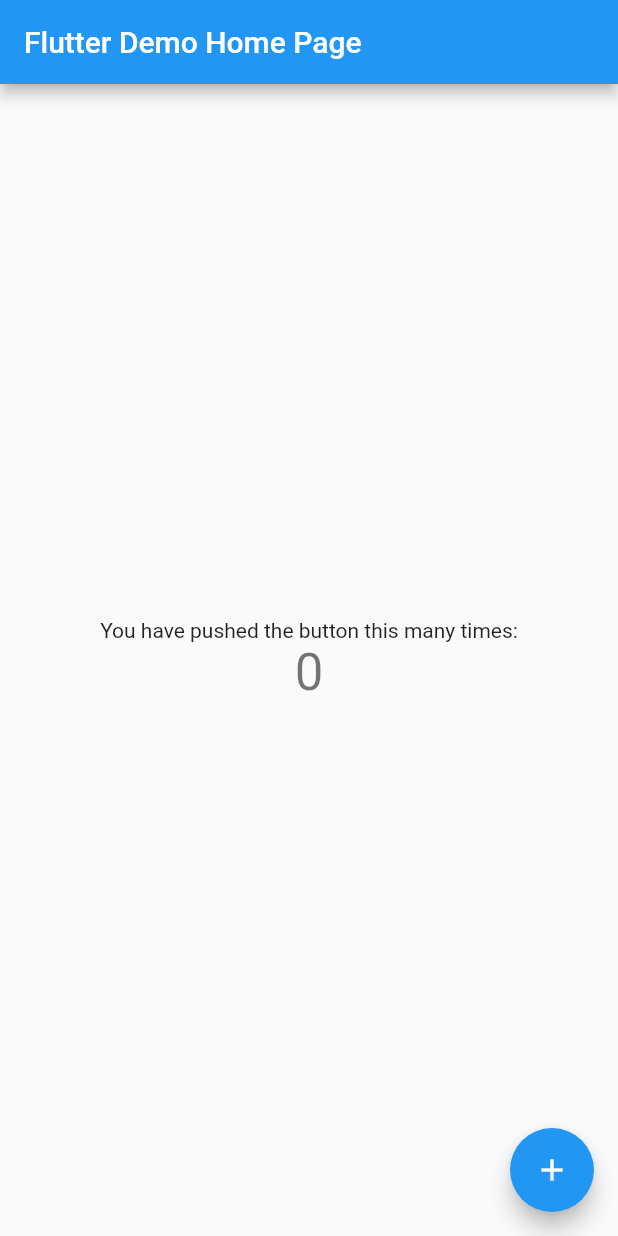
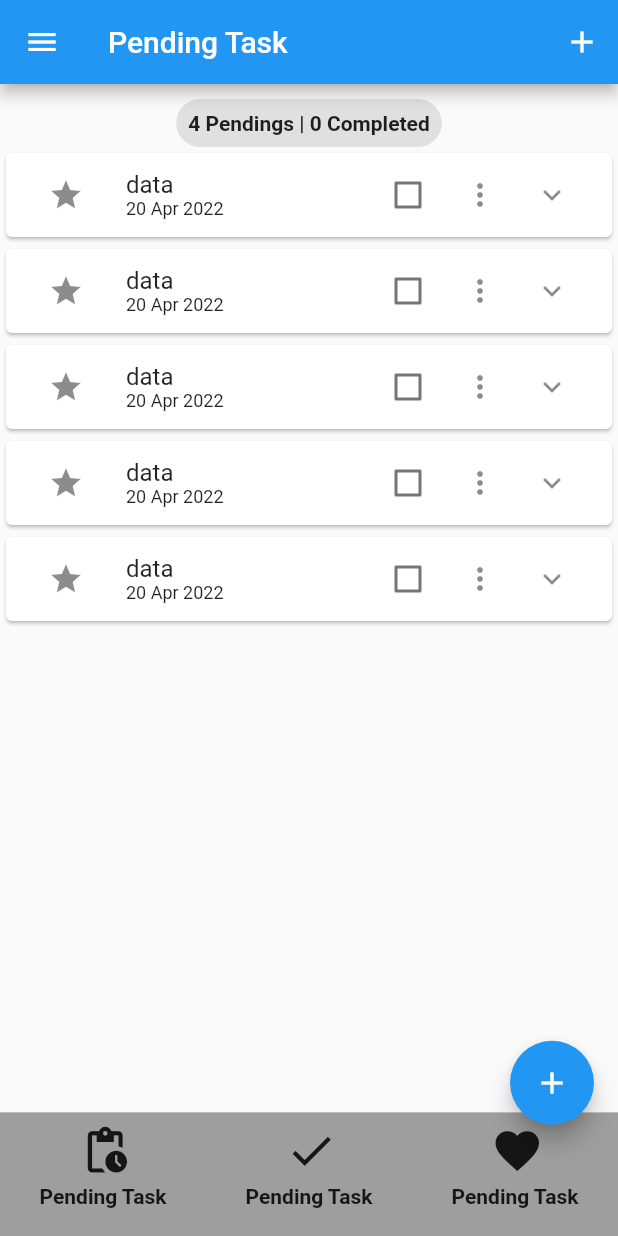
Before and after one commit to jilanfawwaz/todoap_bloc, a Flutter app: the screen it shows after launch, on a phone screen of 412 x 824 dp. Run offline on Flutter 3.47's test engine with Material 2 defaults, Android fonts, the phone set to English and light mode, and no system bars.

Commit message:
setting file dan add Home pages serta Pending pages

```diff
--- a/lib/main.dart
+++ b/lib/main.dart
@@ -1,4 +1,5 @@
 import 'package:flutter/material.dart';
+import 'package:todoapp_bloc/pages/homepages.dart';
 
 void main() {
   runApp(const MyApp());
@@ -7,109 +8,11 @@
 class MyApp extends StatelessWidget {
   const MyApp({super.key});
 
-  // This widget is the root of your application.
   @override
   Widget build(BuildContext context) {
     return MaterialApp(
-      title: 'Flutter Demo',
-      theme: ThemeData(
-        // This is the theme of your application.
-        //
-        // Try running your application with "flutter run". You'll see the
-        // application has a blue toolbar. Then, without quitting the app, try
-        // changing the primarySwatch below to Colors.green and then invoke
-        // "hot reload" (press "r" in the console where you ran "flutter run",
-        // or simply save your changes to "hot reload" in a Flutter IDE).
-        // Notice that the counter didn't reset back to zero; the application
-        // is not restarted.
-        primarySwatch: Colors.blue,
-      ),
-      home: const MyHomePage(title: 'Flutter Demo Home Page'),
+      home: HomePages(),
+      debugShowCheckedModeBanner: false,
     );
   }
 }
-
-class MyHomePage extends StatefulWidget {
-  const MyHomePage({super.key, required this.title});
-
-  // This widget is the home page of your application. It is stateful, meaning
-  // that it has a State object (defined below) that contains fields that affect
-  // how it looks.
-
-  // This class is the configuration for the state. It holds the values (in this
-  // case the title) provided by the parent (in this case the App widget) and
-  // used by the build method of the State. Fields in a Widget subclass are
-  // always marked "final".
-
-  final String title;
-
-  @override
-  State<MyHomePage> createState() => _MyHomePageState();
-}
-
-class _MyHomePageState extends State<MyHomePage> {
-  int _counter = 0;
-
-  void _incrementCounter() {
-    setState(() {
-      // This call to setState tells the Flutter framework that something has
-      // changed in this State, which causes it to rerun the build method below
-      // so that the display can reflect the updated values. If we changed
-      // _counter without calling setState(), then the build method would not be
-      // called again, and so nothing would appear to happen.
-      _counter++;
-    });
-  }
-
-  @override
-  Widget build(BuildContext context) {
-    // This method is rerun every time setState is called, for instance as done
-    // by the _incrementCounter method above.
-    //
-    // The Flutter framework has been optimized to make rerunning build methods
-    // fast, so that you can just rebuild anything that needs updating rather
-    // than having to individually change instances of widgets.
-    return Scaffold(
-      appBar: AppBar(
-        // Here we take the value from the MyHomePage object that was created by
-        // the App.build method, and use it to set our appbar title.
-        title: Text(widget.title),
-      ),
-      body: Center(
-        // Center is a layout widget. It takes a single child and positions it
-        // in the middle of the parent.
-        child: Column(
-          // Column is also a layout widget. It takes a list of children and
-          // arranges them vertically. By default, it sizes itself to fit its
-          // children horizontally, and tries to be as tall as its parent.
-          //
-          // Invoke "debug painting" (press "p" in the console, choose the
-          // "Toggle Debug Paint" action from the Flutter Inspector in Android
-          // Studio, or the "Toggle Debug Paint" command in Visual Studio Code)
-          // to see the wireframe for each widget.
-          //
-          // Column has various properties to control how it sizes itself and
-          // how it positions its children. Here we use mainAxisAlignment to
-          // center the children vertically; the main axis here is the vertical
-          // axis because Columns are vertical (the cross axis would be
-          // horizontal).
-          mainAxisAlignment: MainAxisAlignment.center,
-          children: <Widget>[
-            const Text(
-              'You have pushed the button this many times:',
-            ),
-            Text(
-              '$_counter',
-              style: Theme.of(context).textTheme.headline4,
-            ),
-          ],
-        ),
-      ),
-      floatingActionButton: FloatingActionButton(
-        onPressed: _incrementCounter,
-        tooltip: 'Increment',
-        child: const Icon(Icons.add),
-      ), // This trailing comma makes auto-formatting nicer for build methods.
-    );
-  }
-}
--- /dev/null
+++ b/lib/pages/homepages.dart
@@ -0,0 +1,105 @@
+import 'package:flutter/material.dart';
+import 'package:todoapp_bloc/pages/pendingpages.dart';
+
+class HomePages extends StatelessWidget {
+  const HomePages({super.key});
+
+  @override
+  Widget build(BuildContext context) {
+    final w = MediaQuery.of(context).size.width;
+    final h = MediaQuery.of(context).size.height;
+    return Scaffold(
+      drawer: const Drawer(),
+      appBar: AppBar(
+        title: const Text(
+          'Pending Task',
+        ),
+        actions: [
+          IconButton(
+            onPressed: () {},
+            icon: Icon(Icons.add),
+          ),
+        ],
+      ),
+      floatingActionButton: Padding(
+        padding: EdgeInsets.only(bottom: w * 0.18),
+        child: FloatingActionButton(
+          onPressed: () {},
+          child: const Icon(
+            Icons.add,
+          ),
+        ),
+      ),
+      floatingActionButtonLocation: FloatingActionButtonLocation.endDocked,
+      body: Stack(
+        children: [
+          Center(
+            child: Column(
+              children: [
+                PendingPages(),
+              ],
+            ),
+          ),
+          Align(
+            alignment: Alignment.bottomCenter,
+            child: Container(
+              height: h * 0.1,
+              width: double.infinity,
+              color: Colors.grey,
+              child: Row(
+                mainAxisAlignment: MainAxisAlignment.spaceAround,
+                children: [
+                  Column(
+                    children: [
+                      IconButton(
+                        onPressed: () {},
+                        icon: const Icon(
+                          Icons.pending_actions,
+                          size: 35,
+                        ),
+                      ),
+                      const Text(
+                        'Pending Task',
+                        style: TextStyle(fontWeight: FontWeight.bold),
+                      ),
+                    ],
+                  ),
+                  Column(
+                    children: [
+                      IconButton(
+                        onPressed: () {},
+                        icon: const Icon(
+                          Icons.check,
+                          size: 35,
+                        ),
+                      ),
+                      const Text(
+                        'Pending Task',
+                        style: TextStyle(fontWeight: FontWeight.bold),
+                      ),
+                    ],
+                  ),
+                  Column(
+                    children: [
+                      IconButton(
+                        onPressed: () {},
+                        icon: const Icon(
+                          Icons.favorite,
+                          size: 35,
+                        ),
+                      ),
+                      const Text(
+                        'Pending Task',
+                        style: TextStyle(fontWeight: FontWeight.bold),
+                      ),
+                    ],
+                  ),
+                ],
+              ),
+            ),
+          ),
+        ],
+      ),
+    );
+  }
+}
--- /dev/null
+++ b/lib/pages/listtile.dart
@@ -0,0 +1,52 @@
+import 'package:flutter/material.dart';
+
+class ListTilePage extends StatelessWidget {
+  const ListTilePage({super.key});
+
+  @override
+  Widget build(BuildContext context) {
+    return Column(
+      children: [
+        Card(
+          child: ListTile(
+            leading: IconButton(
+              onPressed: () {},
+              icon: const Icon(Icons.star),
+            ),
+            title: Column(
+              crossAxisAlignment: CrossAxisAlignment.start,
+              children: [
+                const Text('data'),
+                Text(
+                  '20 Apr 2022',
+                  style: TextStyle(fontSize: 12),
+                ),
+              ],
+            ),
+            trailing: Row(
+              mainAxisSize: MainAxisSize.min,
+              children: [
+                Checkbox(
+                  value: false,
+                  onChanged: (value) {},
+                ),
+                IconButton(
+                  onPressed: () {},
+                  icon: const Icon(
+                    Icons.more_vert_rounded,
+                  ),
+                ),
+                IconButton(
+                  onPressed: () {},
+                  icon: const Icon(
+                    Icons.expand_more,
+                  ),
+                ),
+              ],
+            ),
+          ),
+        ),
+      ],
+    );
+  }
+}
--- /dev/null
+++ b/lib/pages/pendingpages.dart
@@ -0,0 +1,39 @@
+import 'package:flutter/material.dart';
+import 'package:todoapp_bloc/pages/listtile.dart';
+
+class PendingPages extends StatelessWidget {
+  const PendingPages({super.key});
+
+  @override
+  Widget build(BuildContext context) {
+    final w = MediaQuery.of(context).size.width;
+    final h = MediaQuery.of(context).size.height;
+    return Column(
+      children: [
+        const SizedBox(
+          height: 10,
+        ),
+        Container(
+          decoration: BoxDecoration(
+            borderRadius: BorderRadius.circular(50),
+            color: Colors.grey.shade300,
+          ),
+          child: const Padding(
+            padding: EdgeInsets.all(8.0),
+            child: Text(
+              '4 Pendings | 0 Completed',
+              style: TextStyle(fontWeight: FontWeight.bold),
+            ),
+          ),
+        ),
+        ListView.builder(
+          shrinkWrap: true,
+          itemCount: 5,
+          itemBuilder: (BuildContext context, int index) {
+            return ListTilePage();
+          },
+        ),
+      ],
+    );
+  }
+}
```
Also changed, not shown: pubspec.yaml (+7 -15 lines), pubspec.lock.
